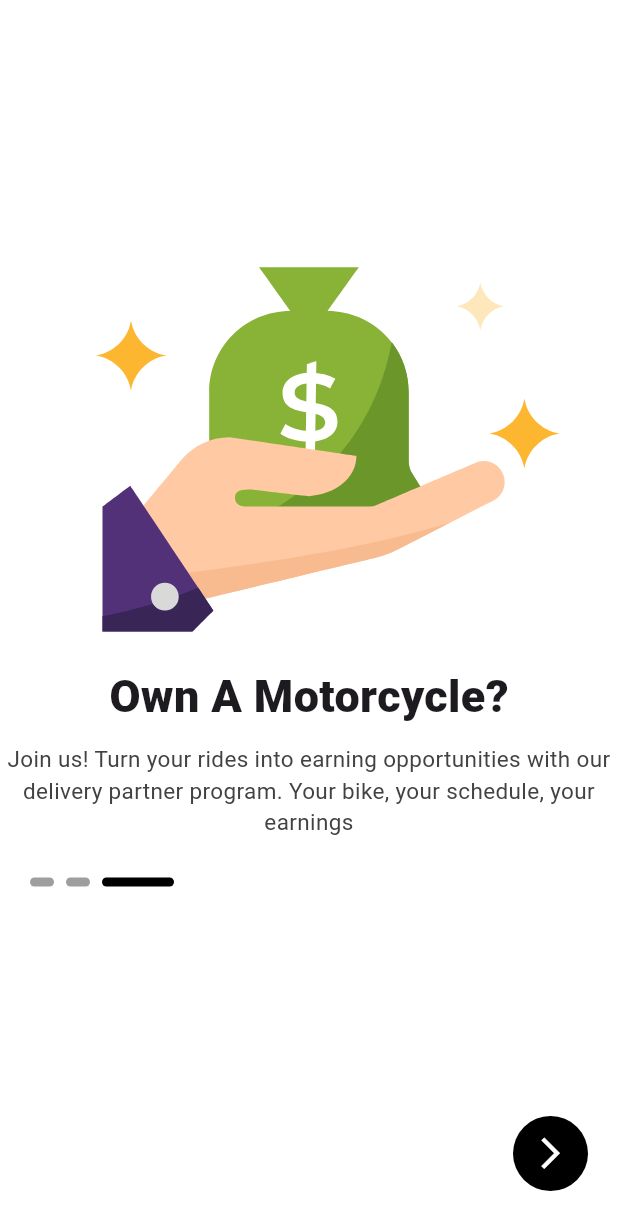
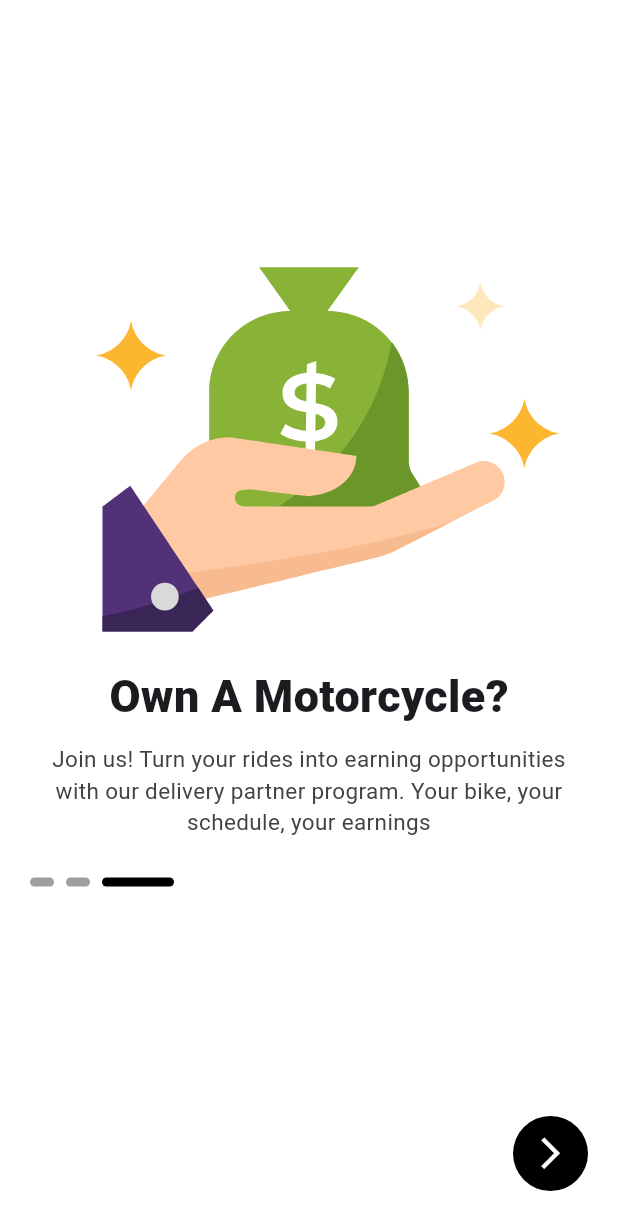
Before and after one commit to ameenakabir22/swiift-hq, a Flutter app: the screen it shows after launch, swiped to page 3, on a phone screen of 412 x 824 dp. Shown: the top 1230 px of the screen. Run offline on Flutter 3.47's test engine with Material 3 defaults, Android fonts, the phone set to English and light mode, and no system bars; drawn by our look-alikes of smooth_page_indicator; our stand-ins replace lottie.

Commit message:
i added padding to the third onboarding page

```diff
--- a/lib/pages/onboarding3.dart
+++ b/lib/pages/onboarding3.dart
@@ -26,7 +26,7 @@ class Onboarding3 extends StatelessWidget {
                 ),
               ),
               Padding(
-                padding: const EdgeInsets.only(top: 10.0),
+                padding: const EdgeInsets.only(top: 10.0, left: 25, right: 25),
                 child: Text(
                   'Join us! Turn your rides into earning opportunities with our delivery partner program. Your bike, your schedule, your earnings',
                   style: TextStyle(fontSize: 15, color: Colors.grey.shade800),
```
